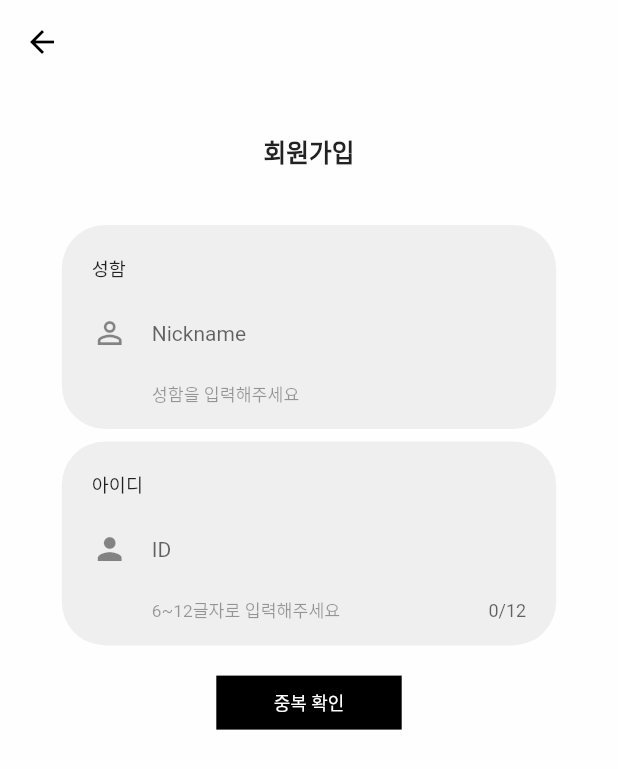
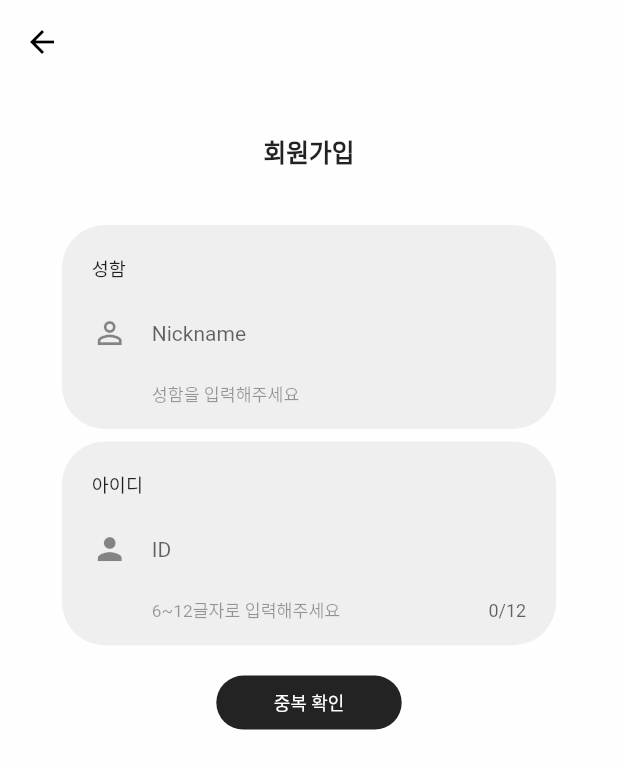
Before and after one commit to TypiDoyun/stac-offline, a Flutter app: the screen it shows after launch, item 3 of the bottom bar chosen, after a tap on "회원가입하기", on a phone screen of 412 x 824 dp. Shown: the top 769 px of the screen. Run offline on Flutter 3.47's test engine with Material 2 defaults, Android fonts, the light colour scheme and no system bars; our stand-ins replace dio, flutter_dotenv, geolocator, get, image_picker, location and 2 more; missing offline and left inert: bootpay, flutter_naver_map; network calls fail; Roboto replaces fonts that are missing (LINESeedKR); key blocks and very long unbroken strings in the code were emptied for the run.

Commit message:
Feat:UI 수정중

```diff
--- a/lib/ownerpages/ownermain.dart
+++ b/lib/ownerpages/ownermain.dart
@@ -59,8 +59,8 @@ class _OwnerMainPageState extends State<OwnerMainPage> {
               label: "DISPLAY",
             ),
             BottomNavigationBarItem(
-              icon: Icon(Icons.location_on),
-              label: "MAP",
+              icon: Icon(Icons.check),
+              label: "SOLD",
             ),
           ],
           selectedItemColor: Theme.of(context).colorScheme.onTertiaryContainer,
--- a/lib/userpages/signup.dart
+++ b/lib/userpages/signup.dart
@@ -2,12 +2,16 @@ import 'dart:convert';
 
 import 'package:flutter/material.dart';
 import 'package:flutter/services.dart';
+import 'package:get/get.dart';
+import 'package:get/get_core/src/get_main.dart';
 import 'package:http/http.dart' as http;
 import 'package:offline/Widgets/background.dart';
+import 'package:offline/userpages/usermain.dart';
 
 import '../Widgets/User.dart';
 import '../Widgets/TextFieldContainer.dart';
 import '../Widgets/margintextinputwidget.dart';
+import '../ownerpages/ownermain.dart';
 import '../servercontroller.dart';
 
 class SignUpPage extends StatefulWidget {
@@ -95,7 +99,7 @@ class _SignUpPageState extends State<SignUpPage> {
     return Scaffold(
       backgroundColor: Theme.of(context).colorScheme.background,
       appBar: AppBar(
-        iconTheme: IconThemeData(
+        iconTheme: const IconThemeData(
           color: Colors.black,
         ),
         backgroundColor: Theme.of(context).colorScheme.background,
@@ -132,7 +136,8 @@ class _SignUpPageState extends State<SignUpPage> {
                       MarginTextInputWidget(
                         controller: userNameCont,
                         topText: "성함",
-                        color: Theme.of(context).colorScheme.onSecondaryContainer,
+                        color:
+                            Theme.of(context).colorScheme.onSecondaryContainer,
                         hintText: "Nickname",
                         counterText: '',
                         maxLength: 4,
@@ -152,7 +157,8 @@ class _SignUpPageState extends State<SignUpPage> {
                         maxLength: 12,
                         controller: userIdCont,
                         topText: "아이디",
-                        color: Theme.of(context).colorScheme.onSecondaryContainer,
+                        color:
+                            Theme.of(context).colorScheme.onSecondaryContainer,
                         hintText: "ID",
                         keyboardType: TextInputType.visiblePassword,
                         fontSize: size.height * 0.02,
@@ -189,8 +195,10 @@ class _SignUpPageState extends State<SignUpPage> {
                         width: size.width * 0.3,
                         child: ElevatedButton(
                           style: ElevatedButton.styleFrom(
-                            shape: const RoundedRectangleBorder(
-                              borderRadius: BorderRadius.zero, //볼더 제거
+                            backgroundColor:
+                                Theme.of(context).colorScheme.tertiaryContainer,
+                            shape: RoundedRectangleBorder(
+                              borderRadius: BorderRadius.circular(50), //볼더 제거
                             ),
                             shadowColor: Colors.white.withOpacity(0),
                           ),
@@ -224,7 +232,8 @@ class _SignUpPageState extends State<SignUpPage> {
                         controller: userPasswordCont,
                         topText: "비밀번호",
                         maxLength: 15,
-                        color: Theme.of(context).colorScheme.onSecondaryContainer,
+                        color:
+                            Theme.of(context).colorScheme.onSecondaryContainer,
                         hintText: "Password",
                         keyboardType: TextInputType.visiblePassword,
                         fontSize: size.height * 0.02,
@@ -247,7 +256,8 @@ class _SignUpPageState extends State<SignUpPage> {
                       MarginTextInputWidget(
                         topText: "비밀번호 확인",
                         maxLength: 15,
-                        color: Theme.of(context).colorScheme.onSecondaryContainer,
+                        color:
+                            Theme.of(context).colorScheme.onSecondaryContainer,
                         hintText: "Password",
                         keyboardType: TextInputType.visiblePassword,
                         fontSize: size.height * 0.02,
@@ -270,7 +280,8 @@ class _SignUpPageState extends State<SignUpPage> {
                         controller: userPhonenumberCont,
                         topText: "전화번호",
                         maxLength: 11,
-                        color: Theme.of(context).colorScheme.onSecondaryContainer,
+                        color:
+                            Theme.of(context).colorScheme.onSecondaryContainer,
                         hintText: "ex) 01012345678",
                         keyboardType: TextInputType.number,
                         enabled: true,
@@ -294,7 +305,8 @@ class _SignUpPageState extends State<SignUpPage> {
                       MarginTextInputWidget(
                         controller: userBirthCont,
                         topText: "생년월일",
-                        color: Theme.of(context).colorScheme.onSecondaryContainer,
+                        color:
+                            Theme.of(context).colorScheme.onSecondaryContainer,
                         hintText: "ex) 950106",
                         keyboardType: TextInputType.number,
                         fontSize: size.height * 0.02,
@@ -303,23 +315,25 @@ class _SignUpPageState extends State<SignUpPage> {
                         },
                         icon: Icons.cake,
                       ),
-                    ],
+                      const SizedBox(
+                        height: 10,
                       ),
-                ],
+                      Container(
+                        margin: const EdgeInsets.symmetric(vertical: 10),
+                        height: size.width * 0.14,
+                        width: size.width * 0.8,
+                        child: ElevatedButton(
+                          style: ElevatedButton.styleFrom(
+                            backgroundColor:
+                                Theme.of(context).colorScheme.tertiaryContainer,
+                            shape: RoundedRectangleBorder(
+                              borderRadius: BorderRadius.circular(30), //볼더 제거
                             ),
+                            shadowColor: Colors.white.withOpacity(0),
                           ),
-          ),
-          Row(
-            mainAxisAlignment: MainAxisAlignment.center,
-            children: [
-              if (_currentPage >= 1)
-                IconButton(
-                  onPressed: _previousPage,
-                  icon: const Icon(Icons.arrow_back),
-                ),
-              if (_currentPage > 1)
-                InkWell(
-                  onTap: () async {
+                          onPressed: () async {
+                            final isValid = signKey.currentState!.validate();
+                            if (isValid) {
                               User newUser = User(
                                 id: userNameCont.text,
                                 username: userIdCont.text,
@@ -328,10 +342,30 @@ class _SignUpPageState extends State<SignUpPage> {
                                 birthday: userBirthCont.text,
                               );
                               sendUserInfoDataToServer(newUser);
+                              Get.offAll(const UserMain());
+                            }
+                            Get.snackbar("다시 한번 확인해주세요", "잘못 입력된 부분이 있어요.",);
                           },
-                  child: const Text("회원가입"),
+                          child: Text(
+                            "회원가입",
+                            style: TextStyle(
+                              color: Theme.of(context).colorScheme.secondary,
+                              fontSize: size.height * 0.02,
+                              fontWeight: FontWeight.bold,
+                            ),
+                          ),
+                        ),
                       ),
                     ],
+                  ),
+                ],
+              ),
+            ),
+          ),
+          if (_currentPage >= 1)
+            IconButton(
+              onPressed: _previousPage,
+              icon: const Icon(Icons.arrow_back),
             ),
           const SizedBox(
             height: 50,
--- a/lib/userpages/usermain.dart
+++ b/lib/userpages/usermain.dart
@@ -6,21 +6,15 @@ import 'package:flutter_dotenv/flutter_dotenv.dart';
 import 'package:flutter_naver_map/flutter_naver_map.dart';
 import 'package:get/get.dart';
 import 'package:get/get_core/src/get_main.dart';
-import 'package:image/image.dart';
-import 'package:offline/classes/merchant.dart';
 import 'package:offline/ownerpages/shopinfopage.dart';
 
 import 'package:offline/userpages/login.dart';
 import 'package:offline/userpages/profile.dart';
 import 'package:location/location.dart';
 import 'package:http/http.dart' as http;
-import 'package:offline/userpages/userselectedclothes.dart';
-import 'package:offline/utils/common/try-get-clothes-info.dart';
 
 import 'package:shared_preferences/shared_preferences.dart';
 import '../classes/clothes.dart';
-import '../classes/shop.dart';
-import '../utils/auth/try-refresh-access-token.dart';
 import 'userhome.dart';
 
 //소비자 화면
@@ -140,25 +134,25 @@ class UserMainState extends State<UserMain> {
               selectIndex = index;
             });
           },
-          items: [
-            const BottomNavigationBarItem(
+          items: const [
+            BottomNavigationBarItem(
               icon: Icon(Icons.home),
-              label: "HOME",
+              label: "HOME" ,
             ),
-            const BottomNavigationBarItem(
+            BottomNavigationBarItem(
               icon: Icon(Icons.location_on),
               label: "MAP",
             ),
-            const BottomNavigationBarItem(
+            BottomNavigationBarItem(
               icon: Icon(Icons.person),
               label: "MYPAGE",
             ),
           ],
           selectedItemColor: Theme.of(context).colorScheme.onTertiaryContainer,
-          selectedFontSize: size.height * 0.015,
+          selectedFontSize: size.height * 0.013,
           selectedIconTheme: IconThemeData(size: size.height * 0.03),
           unselectedItemColor: Theme.of(context).colorScheme.onSecondary,
-          unselectedFontSize: size.height * 0.015,
+          unselectedFontSize: size.height * 0.011,
           unselectedIconTheme: IconThemeData(size: size.height * 0.03),
           type: BottomNavigationBarType.fixed,
         ),
@@ -207,7 +201,7 @@ class MapPageState extends State<MapPage> {
 
   List<NMarker> markers = [];
   NLatLng? userLoca;
-  NPoint? userMarkerNPoint = NPoint(0.5, 0.5);
+  NPoint? userMarkerNPoint = const NPoint(0.5, 0.5);
 
   @override
   void initState() {
@@ -227,10 +221,10 @@ class MapPageState extends State<MapPage> {
         userMaker = NMarker(
           isCaptionPerspectiveEnabled: true,
           anchor: userMarkerNPoint!,
-          icon: NOverlayImage.fromAssetImage(
+          icon: const NOverlayImage.fromAssetImage(
               "assets/images/userLocationIcon.png"),
-          size: Size(30, 30),
-          caption: NOverlayCaption(text: "현위치"),
+          size: const Size(30, 30),
+          caption: const NOverlayCaption(text: "현위치"),
           id: 'test',
           position: NLatLng(latitude, longitude),
         );
@@ -255,7 +249,7 @@ class MapPageState extends State<MapPage> {
 
             // 가게 정보를 포함하는 하단 시트를 표시합니다.
             Get.to(
-              () => ShopInfoPage(),
+              () => const ShopInfoPage(),
               transition: Transition.rightToLeft,
             );
           });
@@ -299,7 +293,7 @@ class MapPageState extends State<MapPage> {
                   options: NaverMapViewOptions(
                     locationButtonEnable: true,
                     initialCameraPosition: NCameraPosition(
-                      target: userLoca ?? NLatLng(33.33, 127.2164625),
+                      target: userLoca ?? const NLatLng(33.33, 127.2164625),
                       zoom: 15,
                       bearing: 0,
                       tilt: 0,
--- a/pubspec.yaml
+++ b/pubspec.yaml
@@ -37,7 +37,6 @@ dependencies:
   image: ^4.0.17
   flutter_dotenv: ^5.1.0
   bootpay: ^4.4.5
-
 
 
   # The following adds the Cupertino Icons font to your application.
```
Also changed, not shown: flutter_native_splash.yaml (deleted, +0 -138 lines), lib/Widgets/mainbottomnavigationbar.dart (+13 -11 lines), lib/ownerpages/clothesupload.dart (+30 -7 lines). Lines whose indentation alone changed are shown as unchanged.
